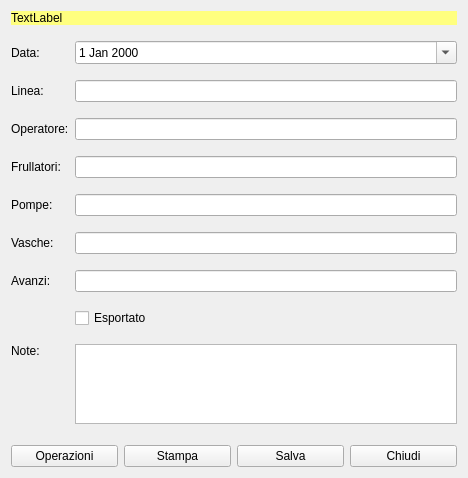
Old version of the form hfrullatori.ui in the repository fblabs/hamlet-mod-sancon.
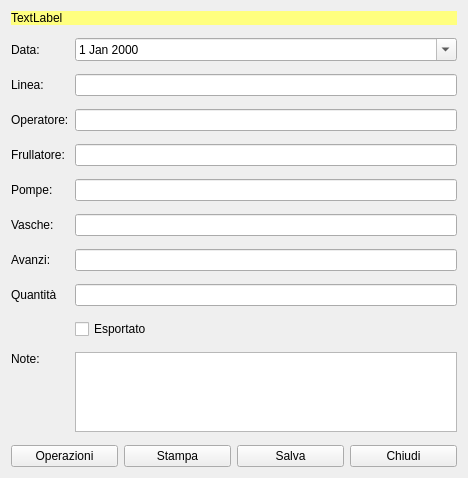
New version of the form. Icons and pictures are not drawn.

Diff of the .ui file:
```diff
--- a/hfrullatori.ui
+++ b/hfrullatori.ui
@@ -70,7 +70,7 @@
      <item row="3" column="0">
       <widget class="QLabel" name="label_3">
        <property name="text">
-        <string>Frullatori:</string>
+        <string>Frullatore:</string>
        </property>
       </widget>
      </item>
@@ -107,14 +107,14 @@
      <item row="6" column="1">
       <widget class="QLineEdit" name="leAvanzi"/>
      </item>
-     <item row="7" column="0">
+     <item row="8" column="0">
       <widget class="QLabel" name="label_9">
        <property name="text">
         <string/>
        </property>
       </widget>
      </item>
-     <item row="8" column="0">
+     <item row="9" column="0">
       <widget class="QLabel" name="label_7">
        <property name="text">
         <string>Note:</string>
@@ -124,7 +124,7 @@
        </property>
       </widget>
      </item>
-     <item row="8" column="1">
+     <item row="9" column="1">
       <widget class="QTextEdit" name="teNote">
        <property name="maximumSize">
         <size>
@@ -134,13 +134,23 @@
        </property>
       </widget>
      </item>
-     <item row="7" column="1">
+     <item row="8" column="1">
       <widget class="QCheckBox" name="cbExport">
        <property name="text">
         <string>Esportato</string>
        </property>
       </widget>
      </item>
+     <item row="7" column="0">
+      <widget class="QLabel" name="label_10">
+       <property name="text">
+        <string>Quantità</string>
+       </property>
+      </widget>
+     </item>
+     <item row="7" column="1">
+      <widget class="QLineEdit" name="leAmount"/>
+     </item>
     </layout>
    </item>
    <item>
```
